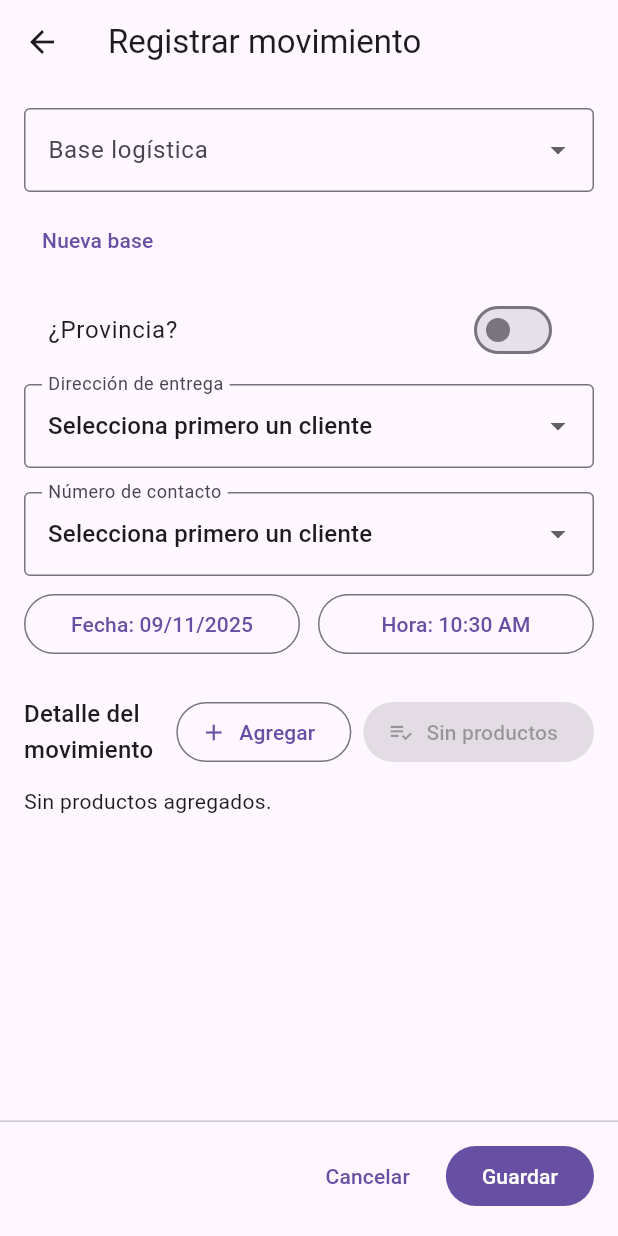
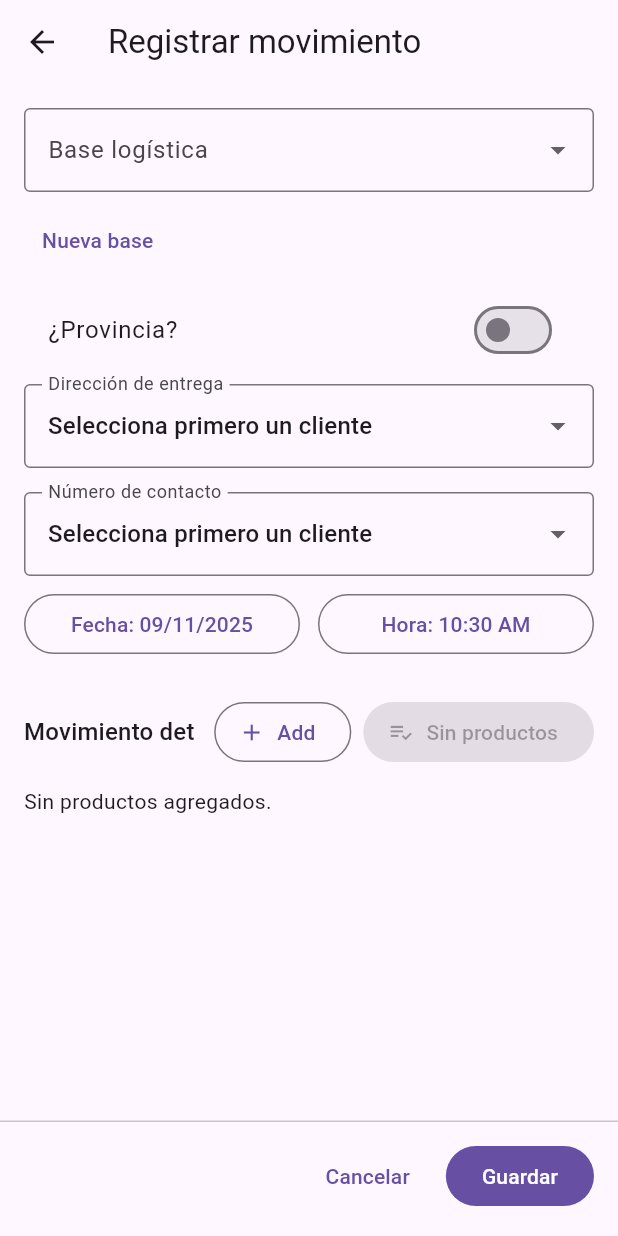
Before and after one commit to giovandojorgegustavo-hub/demo_pedidos, a Flutter app: the MovimientoFormView screen opened directly with empty values, on a phone screen of 412 x 824 dp. Run offline on Flutter 3.47's test engine with Material 3 defaults, Android fonts, the phone set to English and light mode, and no system bars; our stand-ins replace supabase_flutter; accounts and stored records are empty.

Commit message:
PRueba a

```diff
--- a/lib/features/movimientos/presentation/form/movimiento_form_view.dart
+++ b/lib/features/movimientos/presentation/form/movimiento_form_view.dart
@@ -1088,7 +1088,7 @@ class _MovimientoFormViewState extends State<MovimientoFormView> {
                     children: <Widget>[
                       Expanded(
                         child: Text(
-                          'Detalle del movimiento',
+                          'Movimiento det',
                           style: Theme.of(context).textTheme.titleMedium,
                         ),
                       ),
@@ -1100,7 +1100,7 @@ class _MovimientoFormViewState extends State<MovimientoFormView> {
                           OutlinedButton.icon(
                             onPressed: () => _openDetalleForm(),
                             icon: const Icon(Icons.add),
-                            label: const Text('Agregar'),
+                            label: const Text('Add'),
                           ),
                           ElevatedButton.icon(
                             onPressed: _isCompletingPedido ||
@@ -1123,7 +1123,7 @@ class _MovimientoFormViewState extends State<MovimientoFormView> {
                                       ? 'Calculando...'
                                       : _hasProductosPedido
                                           ? (_shouldShowCompletarPedidoButton
-                                              ? 'Completar pedido'
+                                              ? 'Completar'
                                               : 'Sin pendientes')
                                           : 'Sin productos',
                             ),
--- a/lib/ui/table/detail_inline_section.dart
+++ b/lib/ui/table/detail_inline_section.dart
@@ -99,7 +99,7 @@ class DetailInlineSection<T> extends StatelessWidget {
           TextButton.icon(
             onPressed: onAdd,
             icon: const Icon(Icons.add),
-            label: const Text('Agregar'),
+            label: const Text('Add'),
           ),
       ],
     );
```
Also changed, not shown: lib/features/pedidos/presentation/detail/pedidos_detalle_view.dart (+8 -7 lines), 1 other file.
